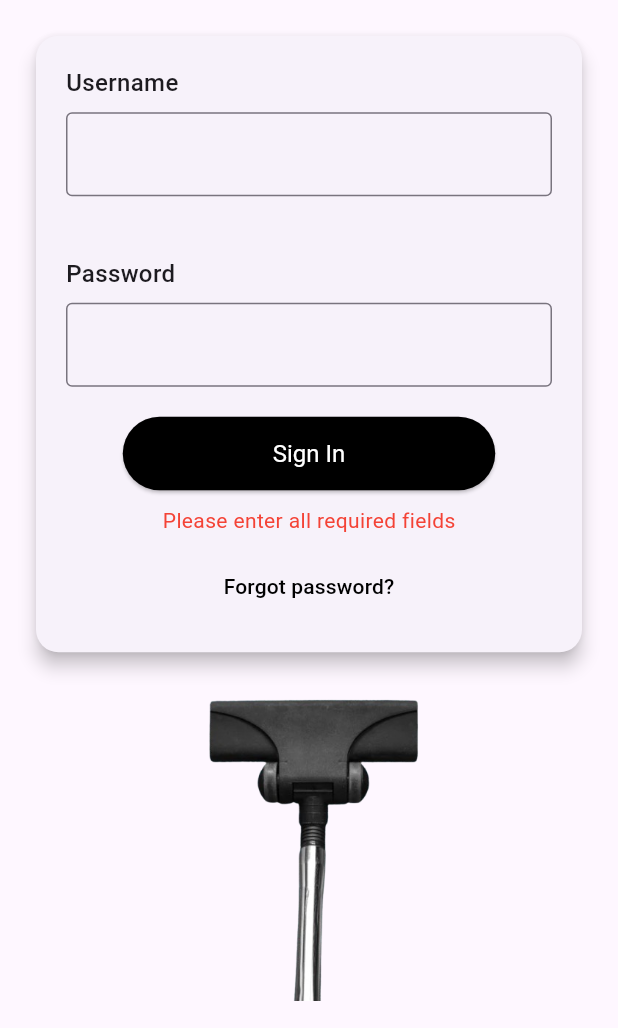
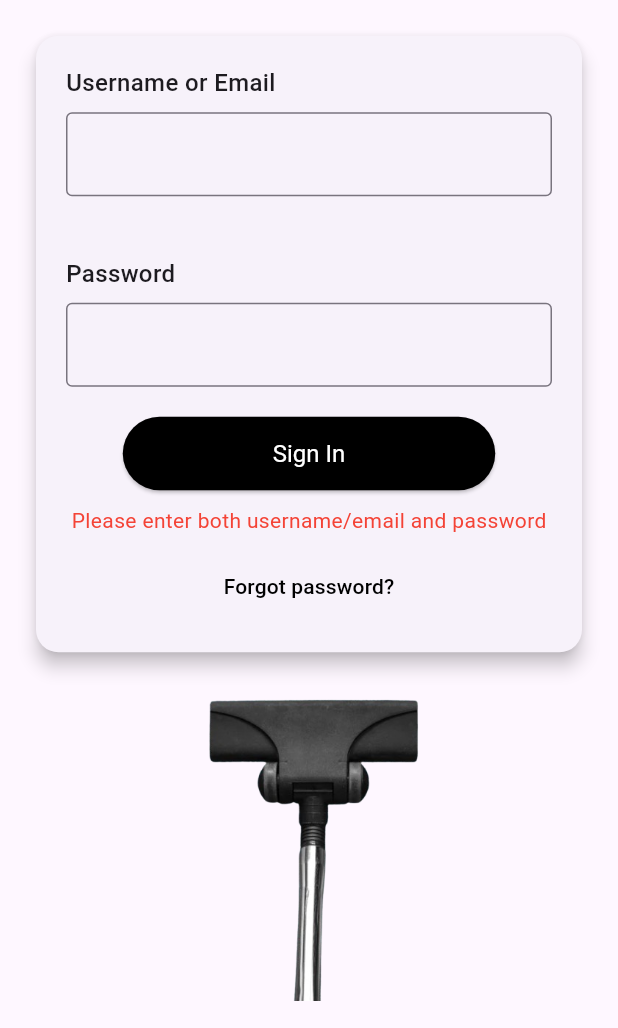
Before and after one commit to aliahmrn/onspot, a Flutter app: the screen it shows after launch, after a tap on "Sign In", on a phone screen of 412 x 824 dp, the part 208-1236 px from its top. Run offline on Flutter 3.47's test engine with Material 3 defaults, Android fonts, the phone set to English and light mode, and no system bars; our stand-ins replace flutter_svg, logger, shared_preferences.

Commit message:
working log in

```diff
--- a/lib/login.dart
+++ b/lib/login.dart
@@ -1,76 +1,58 @@
 import 'package:flutter/material.dart';
-import 'package:http/http.dart' as http;
-import 'package:onspot_facility/cleaner/homescreen.dart'; // Adjust the import based on your file structure
-import 'dart:convert';
-import 'service/auth_service.dart';
+import 'package:onspot_cleaner/service/auth_service.dart';
+import 'cleaner/homescreen.dart';
 
 class LoginScreen extends StatefulWidget {
   const LoginScreen({super.key});
 
   @override
-  _LoginScreenState createState() => _LoginScreenState();
+  LoginScreenState createState() => LoginScreenState(); // No underscore here
 }
 
-class _LoginScreenState extends State<LoginScreen> {
-  final TextEditingController _usernameController = TextEditingController();
+class LoginScreenState extends State<LoginScreen> { // No underscore here
+  final TextEditingController _inputController = TextEditingController(); // Same variable name
   final TextEditingController _passwordController = TextEditingController();
   final AuthService _authService = AuthService();
   String _errorMessage = '';
+  bool _isLoading = false;
 
   Future<void> _login() async {
-    final String usernameOrEmail = _usernameController.text;
+    final String input = _inputController.text; // Same naming as officer's login
     final String password = _passwordController.text;
 
-    if (usernameOrEmail.isEmpty || password.isEmpty) {
+    if (input.isEmpty || password.isEmpty) {
       setState(() {
-        _errorMessage = 'Please enter all required fields';
+        _errorMessage = 'Please enter both username/email and password';
       });
       return;
     }
 
+    setState(() {
+      _isLoading = true;
+      _errorMessage = '';
+    });
+
     try {
-      // Prepare the body for login
-      final Map<String, dynamic> body = {
-        'user_type': 'cleaner', // Fixed user type for cleaner login
-        'password': password,
-        'username': usernameOrEmail, // Always use username for cleaner
-      };
+      await _authService.login(input, password); // Reusing login logic
 
-      final response = await http.post(
-        Uri.parse('http://127.0.0.1:8000/api/login-cleaner'), // Your API endpoint
-        headers: <String, String>{
-          'Content-Type': 'application/json; charset=UTF-8',
-        },
-        body: jsonEncode(body),
-      );
-
-      // Check the response status
-      if (response.statusCode == 200) {
-        final Map<String, dynamic> data = json.decode(response.body);
-        final String token = data['token']; // Adjust this line based on your API response
-
-        print('Login successful, token: $token'); // Log the token for debugging
-
-        // Save token securely
-        await _authService.saveToken(token, data['role']); // Updated to save token
-
-        // Navigate to the cleaner home screen
+      if (mounted) {
         Navigator.pushReplacement(
           context,
-          MaterialPageRoute(builder: (context) => const CleanerHomeScreen()), // Navigate to cleaner home screen
+          MaterialPageRoute(builder: (context) => CleanerHomeScreen()),
         );
-      } else {
-        // Handle error response
+      }
+    } catch (e) {
+      setState(() {
+        _errorMessage = e.toString() == 'Exception: Invalid login credentials.'
+            ? 'Invalid login credentials.'
+            : 'Failed to login: ${e.toString()}';
+      });
+    } finally {
+      if (mounted) {
         setState(() {
-          _errorMessage = 'Invalid credentials';
+          _isLoading = false;
         });
       }
-    } catch (e) {
-      // Handle exceptions, such as network issues
-      setState(() {
-        _errorMessage = 'Failed to login: $e';
-      });
-      print('Error: $e'); // Log the error for debugging
     }
   }
 
@@ -115,13 +97,12 @@ class _LoginScreenState extends State<LoginScreen> {
                     padding: const EdgeInsets.all(20.0),
                     child: Column(
                       children: <Widget>[
-                        // Input fields for username and password
-                        _buildInputField('Username', _usernameController), // Only username input
+                        _buildInputField('Username or Email', _inputController),
                         const SizedBox(height: 40),
                         _buildInputField('Password', _passwordController, obscureText: true),
                         const SizedBox(height: 20),
                         ElevatedButton(
-                          onPressed: _login,
+                          onPressed: _isLoading ? null : _login,
                           style: ElevatedButton.styleFrom(
                             backgroundColor: Colors.black,
                             padding: const EdgeInsets.symmetric(horizontal: 100, vertical: 15),
@@ -130,10 +111,9 @@ class _LoginScreenState extends State<LoginScreen> {
                             ),
                             textStyle: const TextStyle(fontSize: 16),
                           ),
-                          child: const Text(
-                            'Sign In',
-                            style: TextStyle(color: Colors.white),
-                          ),
+                          child: _isLoading
+                              ? const CircularProgressIndicator(color: Colors.white)
+                              : const Text('Sign In', style: TextStyle(color: Colors.white)),
                         ),
                         const SizedBox(height: 10),
                         if (_errorMessage.isNotEmpty) ...[
@@ -144,7 +124,7 @@ class _LoginScreenState extends State<LoginScreen> {
                           const SizedBox(height: 10),
                         ],
                         TextButton(
-                          onPressed: () {}, // Add your forgot password logic here
+                          onPressed: () {}, // Placeholder for forgot password logic
                           child: const Text(
                             'Forgot password?',
                             style: TextStyle(color: Colors.black),
--- a/lib/main.dart
+++ b/lib/main.dart
@@ -4,11 +4,11 @@ import 'cleaner/homescreen.dart'; // Import the cleaner home screen
 
 
 void main() {
-  runApp(OnSpotFacilityApp());
+  runApp(OnspotCleanerApp());
 }
 
-class OnSpotFacilityApp extends StatelessWidget {
-  const OnSpotFacilityApp({super.key});
+class OnspotCleanerApp extends StatelessWidget {
+  const OnspotCleanerApp({super.key});
 
   @override
   Widget build(BuildContext context) {
```
Also changed, not shown: lib/service/auth_service.dart (+104 -45 lines), pubspec.yaml (+6 -62 lines), lib/cleaner/profile.dart (line endings or trailing spaces), pubspec.lock, 18 other files.
